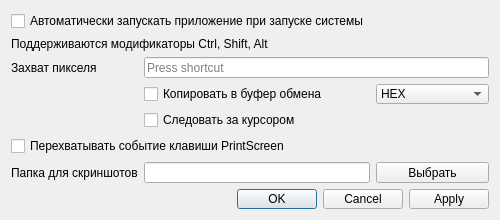
This is src/dialogsettings.ui in Legotckoi/EColor as Qt 5 draws it before an edit. The edited form follows.
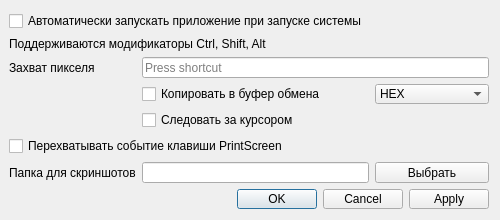
This is the edited form.

```diff
--- a/src/dialogsettings.ui
+++ b/src/dialogsettings.ui
@@ -32,6 +32,9 @@
    <string>Настройки</string>
   </property>
   <layout class="QGridLayout" name="gridLayout">
+   <property name="leftMargin">
+    <number>9</number>
+   </property>
    <item row="6" column="3">
     <widget class="QPushButton" name="pBScreenPath">
      <property name="text">
```
